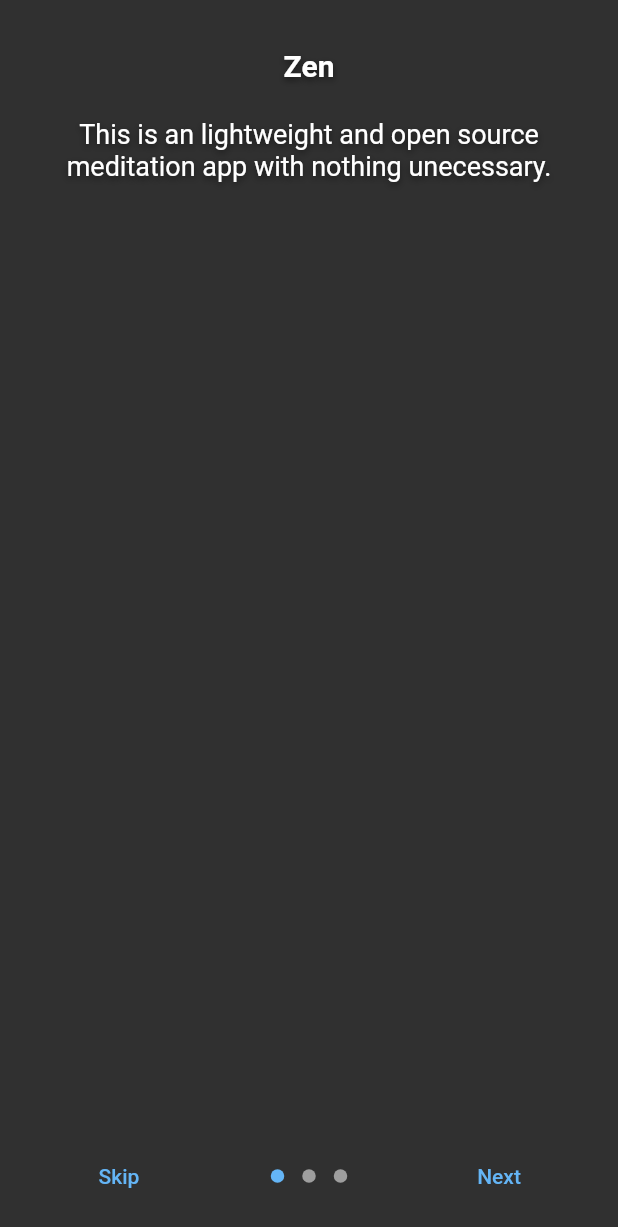
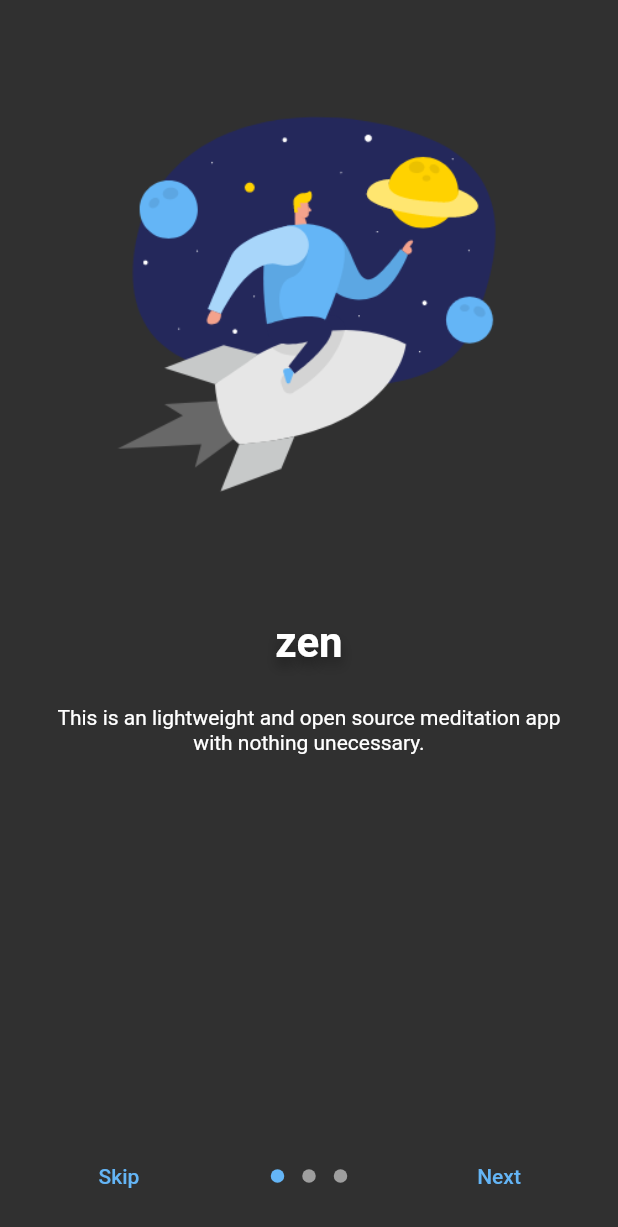
Before and after one commit to Steellow/zen, a Flutter app: the IntroScreen screen opened directly, on a phone screen of 412 x 824 dp. Shown: the top 1227 px of the screen. Run offline on Flutter 3.47's test engine with Material 2 defaults, Android fonts, the light colour scheme and no system bars; drawn by our look-alikes of introduction_screen; our stand-ins replace audioplayers, circular_countdown_timer, confetti, flutter_spinbox, hive_flutter; accounts and stored records are empty.

Commit message:
Intro screens WIP

```diff
--- /dev/null
+++ b/lib/intro_screen/description_text.dart
@@ -0,0 +1,19 @@
+import 'package:flutter/material.dart';
+
+class DescriptionText extends StatelessWidget {
+  final String text;
+
+  const DescriptionText({super.key, required this.text});
+
+  @override
+  Widget build(BuildContext context) {
+    return Container(
+      margin: const EdgeInsets.only(left: 24, right: 24, top: 24),
+      child: Text(
+        text,
+        style: const TextStyle(height: 1.23),
+        textAlign: TextAlign.center,
+      ),
+    );
+  }
+}
--- a/lib/intro_screen/intro_screen.dart
+++ b/lib/intro_screen/intro_screen.dart
@@ -1,5 +1,7 @@
 import 'package:flutter/material.dart';
 import 'package:introduction_screen/introduction_screen.dart';
+import 'package:zen_app/intro_screen/description_text.dart';
+import 'package:zen_app/util/styles.dart';
 
 class IntroScreen extends StatelessWidget {
   const IntroScreen({super.key});
@@ -9,21 +11,46 @@ class IntroScreen extends StatelessWidget {
     return Scaffold(
       body: SafeArea(
         child: IntroductionScreen(
-          pages: [
-            PageViewModel(
-              title: "Zen",
-              body:
-                  "This is an lightweight and open source meditation app with nothing unecessary.",
+          rawPages: [
+            Column(
+              children: [
+                Image.asset('assets/intro-page-1.png'),
+                Text(
+                  "zen",
+                  style: Styles.titleText,
+                ),
+                const DescriptionText(
+                  text:
+                      "This is an lightweight and open source meditation app with nothing unecessary.",
+                ),
+              ],
             ),
-            PageViewModel(
-              title: "Random meditation time",
-              body:
-                  "You can set minimum and maximum time, and each session your time is picked randomly between those values. This way you have a little variance each time which keeps meditation fresh and fun.",
+            Column(
+              children: [
+                Image.asset('assets/intro-page-2.png'),
+                Text(
+                  "Random meditation time",
+                  style: Styles.titleText,
+                ),
+                const DescriptionText(
+                  text:
+                      "You can set minimum and maximum time, and each session your time is picked randomly between those values. This way you have a little variance each time which keeps meditation fresh and fun.",
+                ),
+              ],
             ),
-            PageViewModel(
-                title: "Continue meditation",
-                body:
-                    "Unlike your alarm clock, the sound effect when completing a meditation won't keep going until you dismiss it. You can continue your session effortlessy after the beep.")
+            Column(
+              children: [
+                Image.asset('assets/intro-page-3.png'),
+                Text(
+                  "Continue meditation",
+                  style: Styles.titleText,
+                ),
+                const DescriptionText(
+                  text:
+                      "Unlike your alarm clock, the sound effect when completing a meditation won't keep going until you dismiss it. You can continue your session effortlessy after the beep.",
+                ),
+              ],
+            ),
           ],
           showNextButton: true,
           showSkipButton: true,
--- a/lib/main.dart
+++ b/lib/main.dart
@@ -1,6 +1,6 @@
 import 'package:flutter/material.dart';
 import 'package:hive_flutter/hive_flutter.dart';
-import 'package:zen_app/home_screen/home_screen.dart';
+import 'package:zen_app/intro_screen/intro_screen.dart';
 import 'package:zen_app/util/hive_helper.dart';
 import 'package:zen_app/util/styles.dart';
 
@@ -22,7 +22,7 @@ class MyApp extends StatelessWidget {
       debugShowCheckedModeBanner: false,
       title: 'zen',
       theme: Styles.myThemeData,
-      home: const HomeScreen(),
+      home: const IntroScreen(),
     );
   }
 }
--- a/lib/util/styles.dart
+++ b/lib/util/styles.dart
@@ -49,9 +49,6 @@ abstract class Styles {
     primaryColor: buttonColor,
     toggleableActiveColor: buttonColor,
     brightness: Brightness.dark,
-    textTheme: const TextTheme(
-      bodyText2: basicText,
-    ),
     textButtonTheme: TextButtonThemeData(
       style: TextButton.styleFrom(
         foregroundColor: buttonColor,
```
Also changed, not shown: assets/intro-page-1.png (added), assets/intro-page-2.png (added), assets/intro-page-3.png (added), 1 other file.
